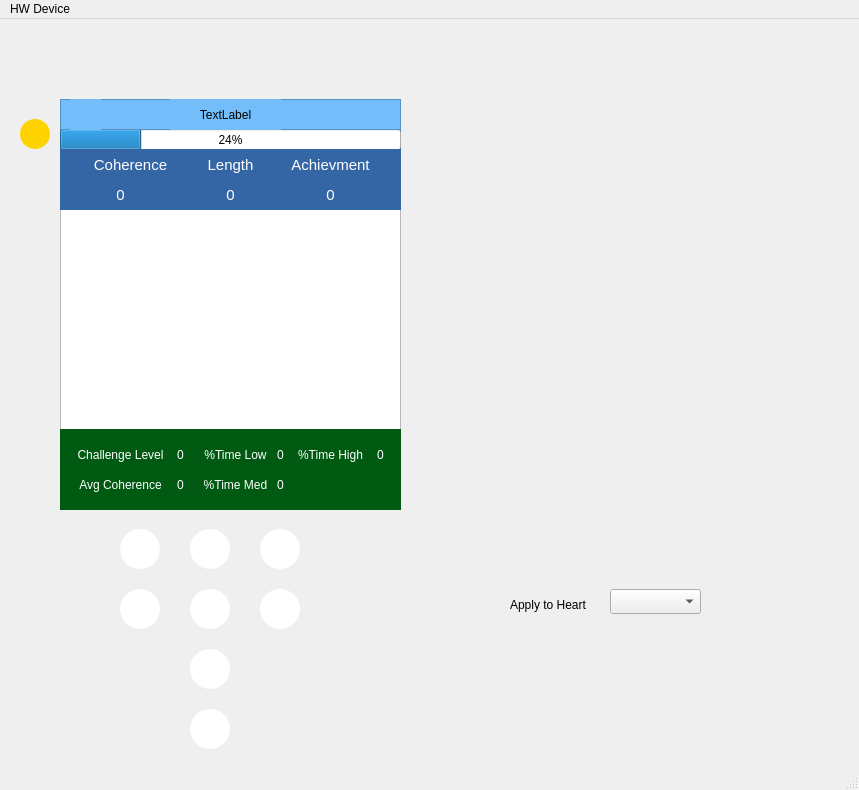
This is Team13-HeartWave/mainwindow.ui in bradyhoard/Team13-HeartWave as Qt 5 draws it before an edit. The edited form follows.
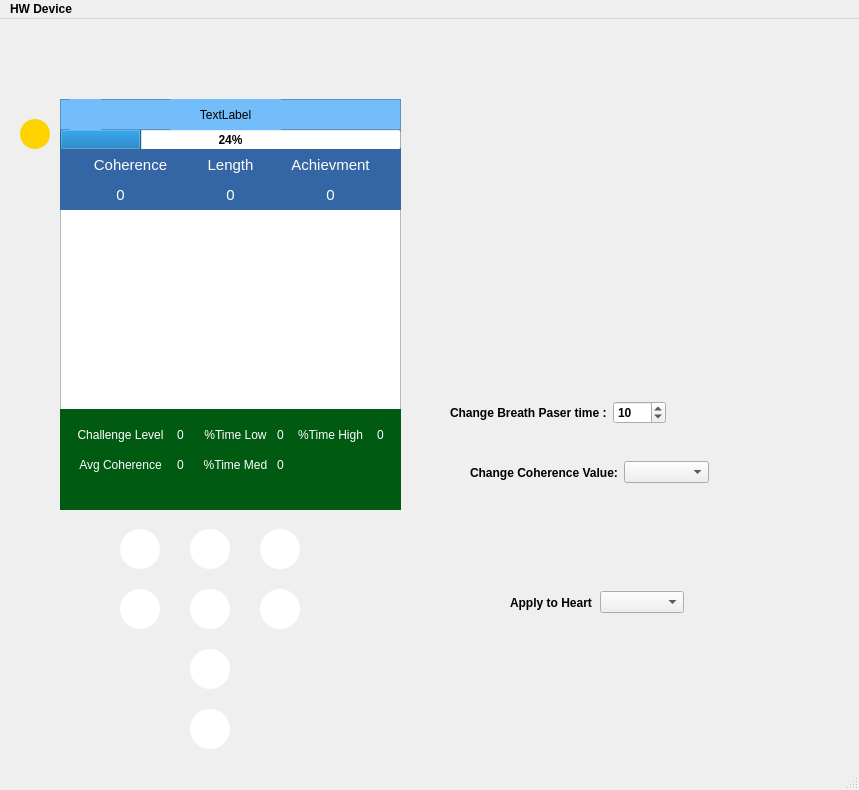
This is the edited form. Icons and pictures are not drawn. Custom widgets are drawn as their Qt base class.

What changed in the file:
```diff
--- a/Team13-HeartWave/mainwindow.ui
+++ b/Team13-HeartWave/mainwindow.ui
@@ -10,6 +10,12 @@
     <height>790</height>
    </rect>
   </property>
+  <property name="font">
+   <font>
+    <weight>75</weight>
+    <bold>true</bold>
+   </font>
+  </property>
   <property name="windowTitle">
    <string>MainWindow</string>
   </property>
@@ -398,7 +404,7 @@
       <x>60</x>
       <y>190</y>
       <width>341</width>
-      <height>221</height>
+      <height>201</height>
      </rect>
     </property>
    </widget>
@@ -596,28 +602,81 @@
      </property>
     </widget>
    </widget>
-   <widget class="QComboBox" name="applyToHeartBox">
+   <widget class="QWidget" name="layoutWidget">
     <property name="geometry">
      <rect>
-      <x>610</x>
-      <y>570</y>
-      <width>91</width>
-      <height>25</height>
+      <x>450</x>
+      <y>380</y>
+      <width>216</width>
+      <height>28</height>
      </rect>
     </property>
+    <layout class="QHBoxLayout" name="horizontalLayout">
+     <item>
+      <widget class="QLabel" name="label_7">
+       <property name="text">
+        <string>Change Breath Paser time :</string>
+       </property>
+      </widget>
+     </item>
+     <item>
+      <widget class="QSpinBox" name="breath_pacer_time">
+       <property name="minimum">
+        <number>1</number>
+       </property>
+       <property name="maximum">
+        <number>30</number>
+       </property>
+       <property name="value">
+        <number>10</number>
+       </property>
+      </widget>
+     </item>
+    </layout>
    </widget>
-   <widget class="QLabel" name="label_4">
+   <widget class="QWidget" name="layoutWidget">
+    <property name="geometry">
+     <rect>
+      <x>470</x>
+      <y>440</y>
+      <width>239</width>
+      <height>27</height>
+     </rect>
+    </property>
+    <layout class="QHBoxLayout" name="horizontalLayout_2">
+     <item>
+      <widget class="QLabel" name="label_6">
+       <property name="text">
+        <string>Change Coherence Value:</string>
+       </property>
+      </widget>
+     </item>
+     <item>
+      <widget class="QComboBox" name="coherenceVal_Box"/>
+     </item>
+    </layout>
+   </widget>
+   <widget class="QWidget" name="layoutWidget">
     <property name="geometry">
      <rect>
       <x>510</x>
       <y>570</y>
-      <width>101</width>
-      <height>31</height>
+      <width>174</width>
+      <height>27</height>
      </rect>
     </property>
-    <property name="text">
-     <string>Apply to Heart</string>
-    </property>
+    <layout class="QHBoxLayout" name="horizontalLayout_3">
+     <item>
+      <widget class="QLabel" name="label_4">
+       <property name="text">
+        <string>Apply to Heart</string>
+       </property>
+      </widget>
+     </item>
+     <item>
+      <widget class="QComboBox" name="applyToHeartBox"/>
+     </item>
+    </layout>
    </widget>
    <widget class="QWidget" name="ballPacerPlaceHold" native="true">
     <property name="geometry">
@@ -632,35 +691,44 @@
      <string notr="true">background-color: rgb(52, 101, 164);
 color: rgb(255, 255, 255);</string>
     </property>
-    <widget class="QLabel" name="label_5">
-     <property name="geometry">
-      <rect>
-       <x>50</x>
-       <y>10</y>
-       <width>231</width>
-       <height>31</height>
-      </rect>
-     </property>
-     <property name="font">
-      <font>
-       <pointsize>11</pointsize>
-      </font>
-     </property>
-     <property name="text">
-      <string>BALL PACER PLACE HOLDER</string>
-     </property>
-     <property name="alignment">
-      <set>Qt::AlignCenter</set>
-     </property>
-    </widget>
+    <layout class="QVBoxLayout" name="verticalLayout">
+     <item>
+      <widget class="QLabel" name="label_5">
+       <property name="font">
+        <font>
+         <pointsize>11</pointsize>
+        </font>
+       </property>
+       <property name="text">
+        <string>Breath Pacer</string>
+       </property>
+       <property name="alignment">
+        <set>Qt::AlignCenter</set>
+       </property>
+      </widget>
+     </item>
+     <item>
+      <widget class="QProgressBar" name="breath_pacer">
+       <property name="styleSheet">
+        <string notr="true">background-color: rgb(238, 238, 236);
+color: rgb(138, 226, 52);
+color: rgb(255, 255, 255);
+selection-color: rgb(138, 226, 52);</string>
+       </property>
+       <property name="value">
+        <number>24</number>
+       </property>
+      </widget>
+     </item>
+    </layout>
    </widget>
    <widget class="QWidget" name="summaryWidget" native="true">
     <property name="geometry">
      <rect>
       <x>60</x>
-      <y>410</y>
+      <y>390</y>
       <width>341</width>
-      <height>81</height>
+      <height>101</height>
      </rect>
     </property>
     <property name="styleSheet">
```
Left out of the diff: 25 changed lines with no effect on the pictures.
